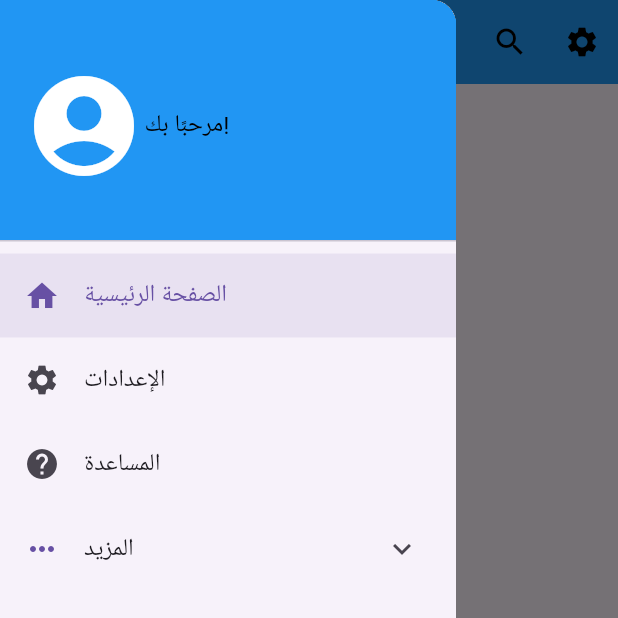
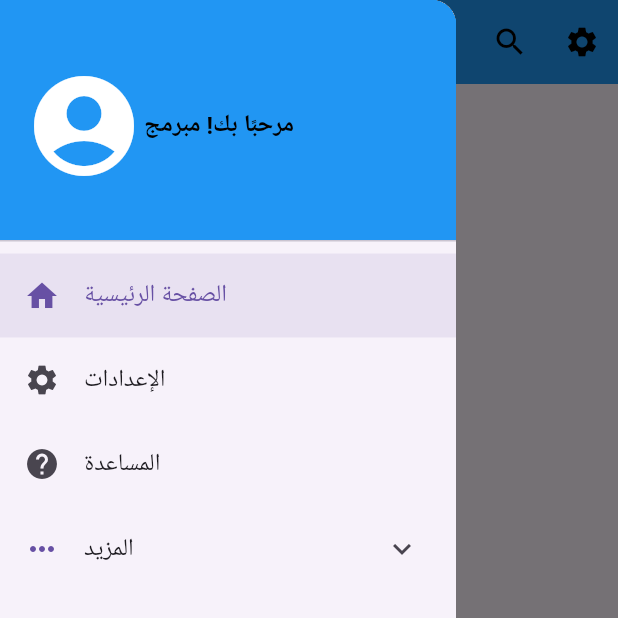
Before and after one commit to aray55/reusablecomponent, a Flutter app: the screen it shows after launch, with the side drawer open, on a phone screen of 412 x 824 dp, the top half of it. Run offline on Flutter 3.47's test engine with Material 3 defaults, Android fonts, the phone set to English and light mode, and no system bars.

Commit message:
Add app Drawer and Usage Example of the App Drawer

```diff
--- a/lib/usage_example/app_drawer.dart
+++ b/lib/usage_example/app_drawer.dart
@@ -13,7 +13,7 @@ class AppDrawer extends StatelessWidget {
           children: [
             Icon(Icons.account_circle, size: 80, color: Colors.white),
             SizedBox(height: 10),
-            CustomText(text:  "مرحبًا بك!", ),
+            CustomText(text:  "مرحبًا بك! مبرمج",fontWeight: FontWeight.bold, ),
           ],
         ),
       ),
```
